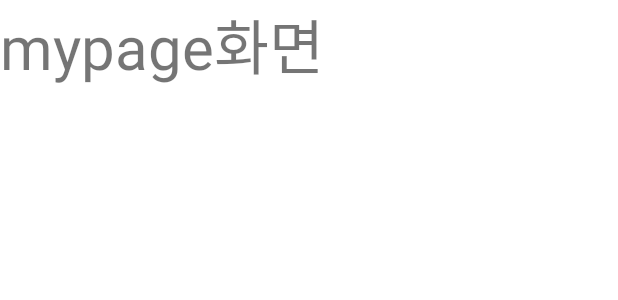
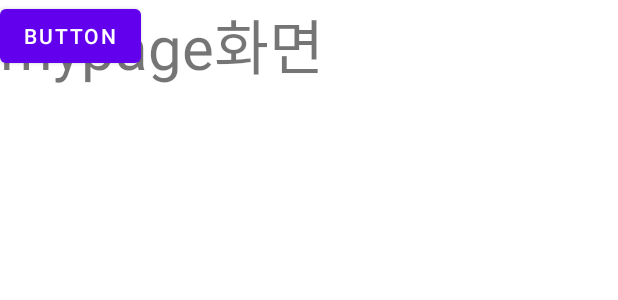
Before and after one commit to choijiyeon20/MoaMoa, an Android app: the layout main_mypage.xml on its own in the app's theme, with its tools: preview values and no code run, on a phone screen of 412 x 824 dp. Shown: the top 300 px of the screen. Run offline under Robolectric (Android 15) with nearby library versions, the phone set to English and light mode, and no system bars.

Commit message:
아무거나

```diff
--- a/app/src/main/res/layout/main_mypage.xml
+++ b/app/src/main/res/layout/main_mypage.xml
@@ -14,4 +14,12 @@
         android:textSize="40sp"
         tools:ignore="MissingConstraints" />
 
+    <Button
+        android:id="@+id/button2"
+        android:layout_width="wrap_content"
+        android:layout_height="wrap_content"
+        android:text="Button"
+        tools:layout_editor_absoluteX="113dp"
+        tools:layout_editor_absoluteY="234dp" />
+
 </androidx.constraintlayout.widget.ConstraintLayout>
```
